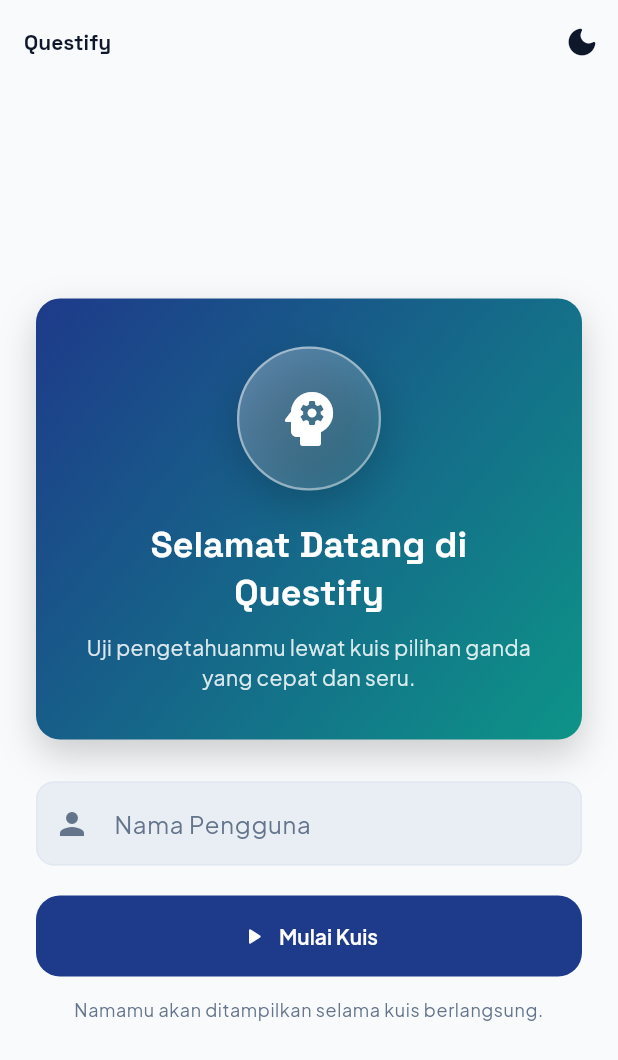
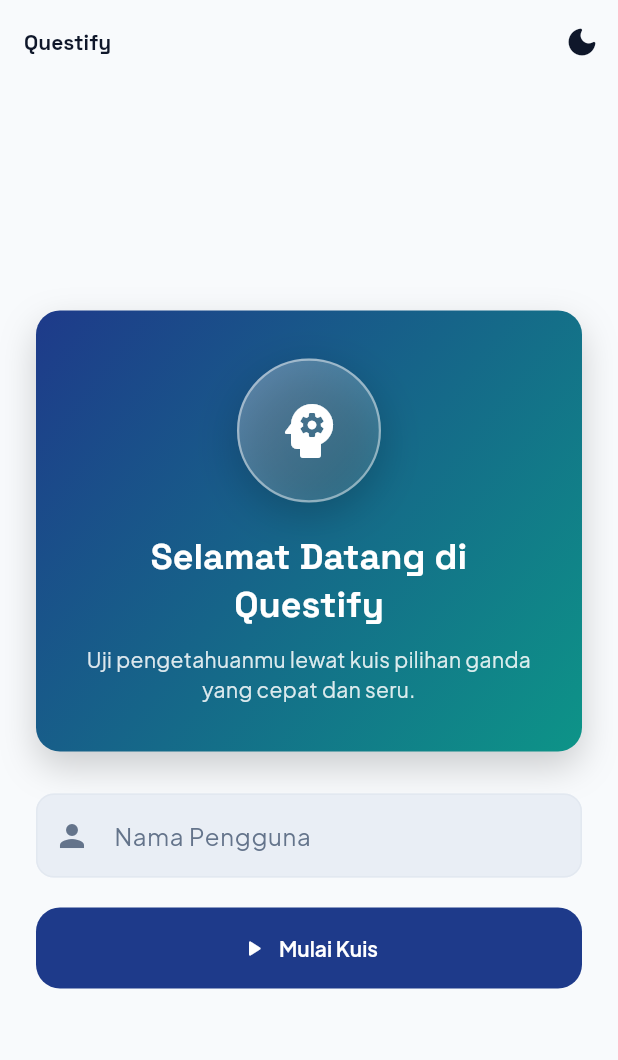
Before and after one commit to IKIII0/Questify, a Flutter app: the screen it shows after launch, on a phone screen of 412 x 824 dp. Shown: the top 1060 px of the screen. Run offline on Flutter 3.47's test engine with Material 3 defaults, Android fonts, the phone set to English and light mode, and no system bars; our stand-ins replace google_fonts.

Commit message:
Update: Welcome Screen

```diff
--- a/lib/screens/welcome_screen.dart
+++ b/lib/screens/welcome_screen.dart
@@ -31,9 +31,7 @@ class _WelcomeScreenState extends State<WelcomeScreen> {
 
     final userName = _nameController.text.trim();
     Navigator.of(context).push(
-      MaterialPageRoute<void>(
-        builder: (_) => QuizScreen(userName: userName),
-      ),
+      MaterialPageRoute<void>(builder: (_) => QuizScreen(userName: userName)),
     );
   }
 
@@ -89,15 +87,6 @@ class _WelcomeScreenState extends State<WelcomeScreen> {
                             ),
                           ),
                           const SizedBox(height: 14),
-                          Text(
-                            'Namamu akan ditampilkan selama kuis berlangsung.',
-                            textAlign: TextAlign.center,
-                            style: theme.textTheme.bodySmall?.copyWith(
-                              color:
-                                  theme.extension<AppColorsExtension>()?.textSecondary ??
-                                  theme.colorScheme.onSurfaceVariant,
-                            ),
-                          ),
                         ],
                       ),
                     ),
```
